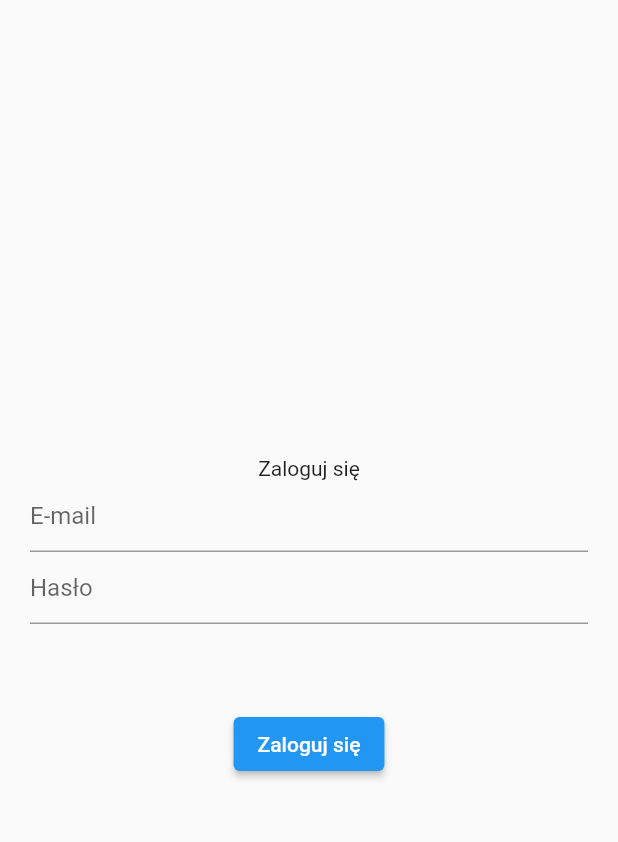
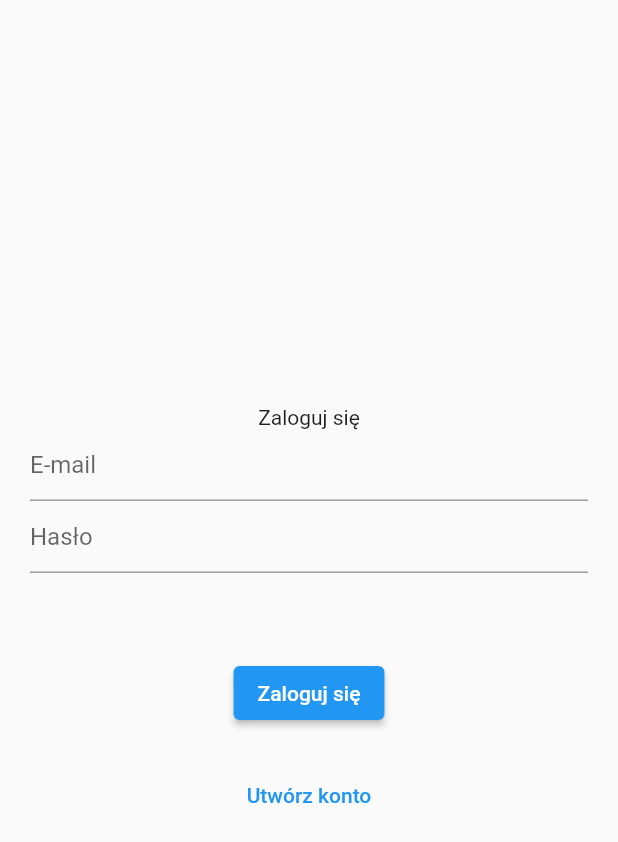
Before and after one commit to szymonsender/restaurant_ranking, a Flutter app: the screen it shows after launch, on a phone screen of 412 x 824 dp. Shown: the top 842 px of the screen. Run offline on Flutter 3.47's test engine with Material 2 defaults, Android fonts, the phone set to English and light mode, and no system bars; our stand-ins replace firebase_auth, firebase_core; accounts and stored records are empty.

Commit message:
Add registration

```diff
--- a/lib/app/login/login_page.dart
+++ b/lib/app/login/login_page.dart
@@ -16,6 +16,7 @@ class LoginPage extends StatefulWidget {
 
 class _LoginPageState extends State<LoginPage> {
   var erroMessgage = '';
+  var isCreatingAccount = false;
 
   @override
   Widget build(BuildContext context) {
@@ -26,7 +27,9 @@ class _LoginPageState extends State<LoginPage> {
           child: Column(
             mainAxisAlignment: MainAxisAlignment.center,
             children: [
-              const Text('Zaloguj się'),
+              Text(isCreatingAccount == true
+                  ? 'Zarejestruj się'
+                  : 'Zaloguj się'),
               TextField(
                 controller: widget.emailController,
                 decoration: const InputDecoration(hintText: 'E-mail'),
@@ -45,19 +48,56 @@ class _LoginPageState extends State<LoginPage> {
               ),
               ElevatedButton(
                 onPressed: () async {
-                  try {
+                  if (isCreatingAccount == true) {
+                    try {
+                    await FirebaseAuth.instance.createUserWithEmailAndPassword(
+                        email: widget.emailController.text,
+                        password: widget.passwordController.text,);
+                  } catch (error) {
+                    setState(() {
+                      erroMessgage = error.toString();
+                    });
+                  }
+
+                  } else {
+                    try {
                     await FirebaseAuth.instance.signInWithEmailAndPassword(
                         email: widget.emailController.text,
                         password: widget.passwordController.text);
                   } catch (error) {
                     setState(() {
                       erroMessgage = error.toString();
-                    });
+                    },);
+                  }
+                  }
 
-                  }
+
                 },
-                child: const Text('Zaloguj się'),
+                child: Text(isCreatingAccount == true
+                    ? 'Zarejestruj się'
+                    : 'Zaloguj się'),
               ),
+              const SizedBox(
+                height: 20,
+              ),
+              if (isCreatingAccount == false) ...[
+              TextButton(
+                onPressed: () {
+                  setState(() {
+                    isCreatingAccount = true;
+                  });
+                },
+                child: const Text('Utwórz konto'),
+              ),],
+              if (isCreatingAccount == true) ...[
+              TextButton(
+                onPressed: () {
+                  setState(() {
+                    isCreatingAccount = false;
+                  });
+                },
+                child: const Text('Masz już konto?'),
+              ),],
             ],
           ),
         ),
```
